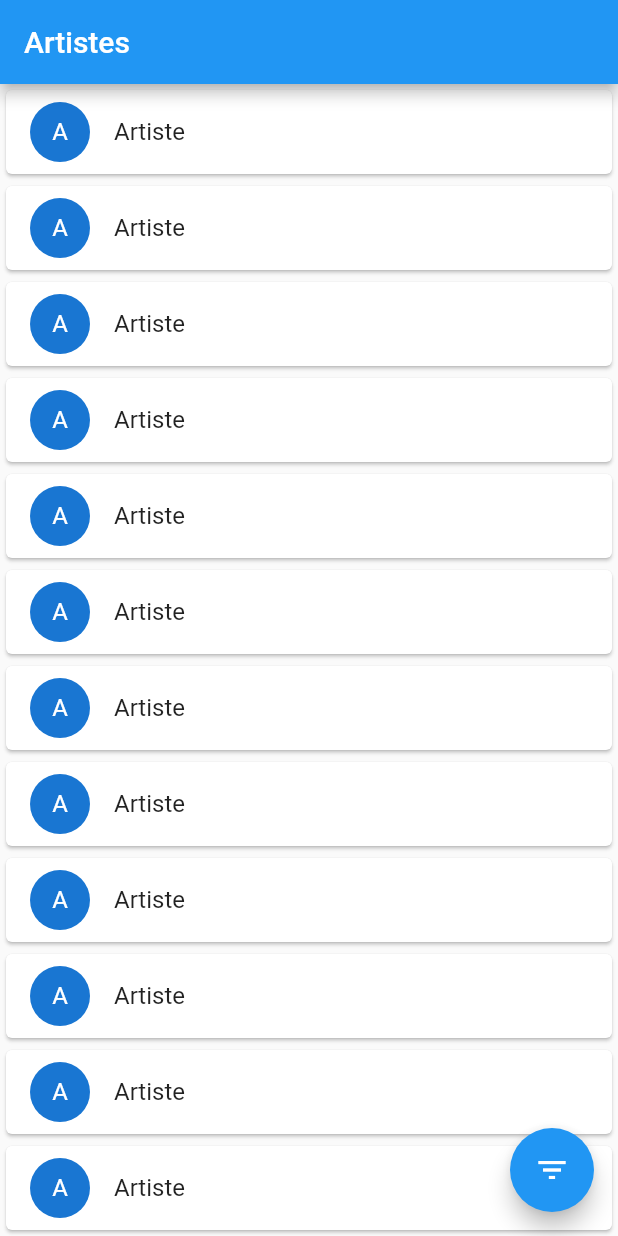
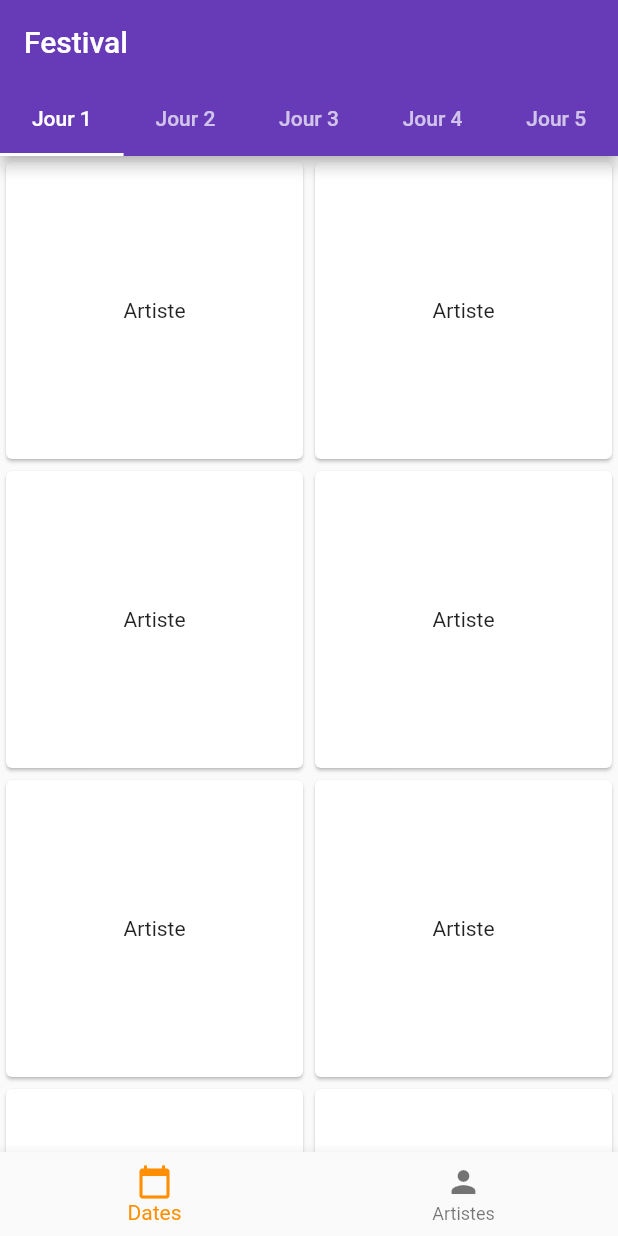
Before and after one commit to ISTIC-Systeme-D/trans_mobile, a Flutter app: the screen it shows after launch, on a phone screen of 412 x 824 dp. Run offline on Flutter 3.47's test engine with Material 2 defaults, Android fonts, the phone set to English and light mode, and no system bars.

Commit message:
proto festival page

```diff
--- /dev/null
+++ b/lib/festival.dart
@@ -0,0 +1,140 @@
+import 'package:flutter/material.dart';
+import 'package:trans_mobile/artists.dart';
+
+/// Page affichant les artistes pour une journée
+/// @author Julien Cochet
+
+const List<Tab> tabs = <Tab>[
+  Tab(text: 'Jour 1'),
+  Tab(text: 'Jour 2'),
+  Tab(text: 'Jour 3'),
+  Tab(text: 'Jour 4'),
+  Tab(text: 'Jour 5'),
+];
+
+class FestivalPage extends StatefulWidget {
+  const FestivalPage({Key? key, required this.title}) : super(key: key);
+
+  final String title;
+
+  @override
+  State<FestivalPage> createState() => _FestivalPageState();
+}
+
+class _FestivalPageState extends State<FestivalPage> {
+  final int _selectedIndex = 0;
+
+  void _onItemTapped(int index) {
+    setState(() {
+      switch (index) {
+        case 0:
+          {}
+          break;
+        case 1:
+          {
+            Navigator.pushReplacement(
+              context,
+              PageRouteBuilder(
+                pageBuilder: (context, animation1, animation2) =>
+                    const ArtistsPage(title: 'Artists'),
+                transitionDuration: Duration.zero,
+              ),
+            );
+          }
+          break;
+        default:
+          {}
+          break;
+      }
+    });
+  }
+
+  @override
+  Widget build(BuildContext context) {
+    return DefaultTabController(
+      length: tabs.length,
+      child: Builder(builder: (BuildContext context) {
+        final TabController tabController = DefaultTabController.of(context)!;
+        tabController.addListener(() {
+          if (!tabController.indexIsChanging) {
+            // Your code goes here.
+            // To get index of current tab use tabController.index
+          }
+        });
+        return Scaffold(
+          appBar: AppBar(
+            title: Text(widget.title),
+            bottom: const TabBar(
+              tabs: tabs,
+            ),
+          ),
+          body: TabBarView(
+            children: tabs.map((Tab tab) {
+              return Center(
+                  child: GridView.builder(
+                      gridDelegate:
+                          const SliverGridDelegateWithFixedCrossAxisCount(
+                        crossAxisCount: 2,
+                      ),
+                      itemBuilder: (BuildContext context, int index) {
+                        return const Card(
+                          child: Center(child: Text('Artiste')),
+                        );
+                      }));
+            }).toList(),
+          ),
+          bottomNavigationBar: BottomNavigationBar(
+            items: const <BottomNavigationBarItem>[
+              BottomNavigationBarItem(
+                icon: Icon(Icons.calendar_today),
+                label: 'Dates',
+              ),
+              BottomNavigationBarItem(
+                icon: Icon(Icons.person),
+                label: 'Artistes',
+              ),
+            ],
+            currentIndex: _selectedIndex,
+            selectedItemColor: Colors.amber[800],
+            onTap: _onItemTapped,
+          ),
+        );
+      }),
+    );
+  }
+/*
+  @override
+  Widget build(BuildContext context) {
+    return Scaffold(
+      appBar: AppBar(
+        title: Text(widget.title),
+      ),
+      body: Center(
+          child: GridView.builder(
+              gridDelegate: const SliverGridDelegateWithFixedCrossAxisCount(
+                crossAxisCount: 2,
+              ),
+              itemBuilder: (BuildContext context, int index) {
+                return const Card(
+                  child: Center(child: Text('Artiste')),
+                );
+              })),
+      bottomNavigationBar: BottomNavigationBar(
+        items: const <BottomNavigationBarItem>[
+          BottomNavigationBarItem(
+            icon: Icon(Icons.calendar_today),
+            label: 'Dates',
+          ),
+          BottomNavigationBarItem(
+            icon: Icon(Icons.person),
+            label: 'Artistes',
+          ),
+        ],
+        currentIndex: _selectedIndex,
+        selectedItemColor: Colors.amber[800],
+        onTap: _onItemTapped,
+      ),
+    );
+  }
+   */
+}
--- a/lib/main.dart
+++ b/lib/main.dart
@@ -1,10 +1,8 @@
 import 'package:flutter/material.dart';
-import 'package:trans_mobile/artists.dart';
+import 'package:trans_mobile/festival.dart';
 
-/**
- * Main
- * @author Julien Cochet
- */
+/// Main
+/// @author Julien Cochet
 
 void main() {
   runApp(const App());
@@ -18,9 +16,9 @@ class App extends StatelessWidget {
     return MaterialApp(
       title: 'Les Trans',
       theme: ThemeData(
-        primarySwatch: Colors.blue,
+        primarySwatch: Colors.deepPurple,
       ),
-      home: const ArtistsPage(title: 'Artistes'),
+      home: const FestivalPage(title: 'Festival'),
     );
   }
 }
```
Also changed, not shown: lib/artists.dart (+47 -5 lines), lib/artists_filter.dart (+4 -6 lines), 1 other file.
